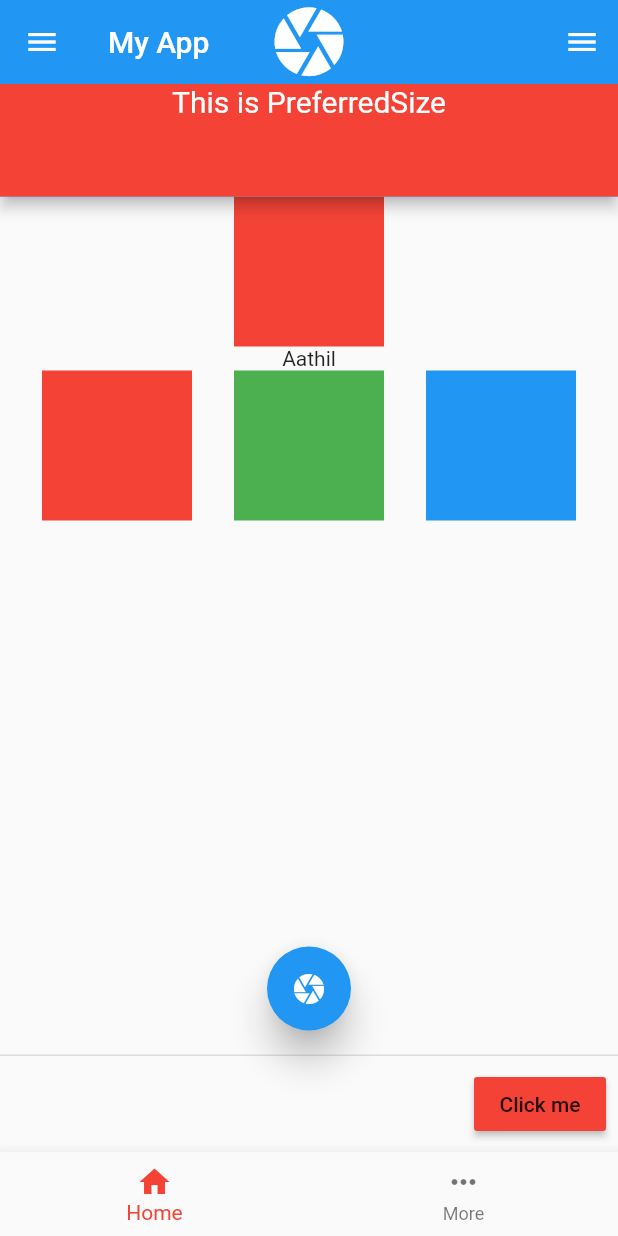
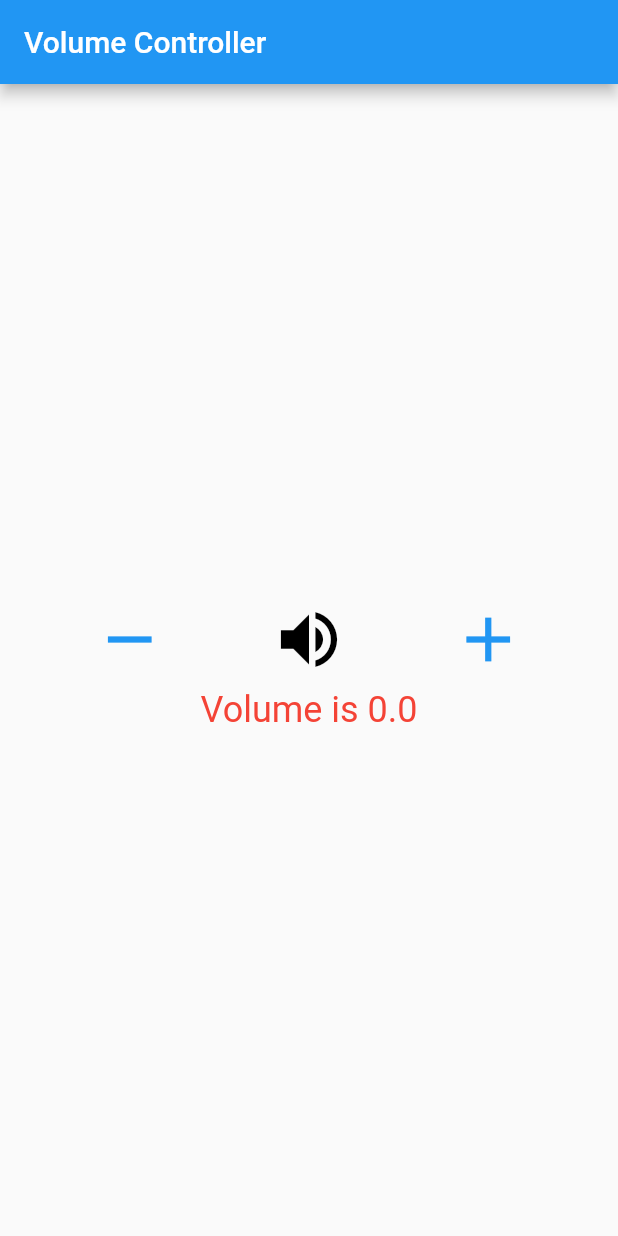
Before and after one commit to aathil-Mr-ITGuy/Teach-Flutter, a Flutter app: the screen it shows after launch, on a phone screen of 412 x 824 dp. Run offline on Flutter 3.47's test engine with Material 2 defaults, Android fonts, the phone set to English and light mode, and no system bars.

Commit message:
Flutter Volume Controller

```diff
--- a/lib/main.dart
+++ b/lib/main.dart
@@ -1,6 +1,8 @@
 import 'package:flutter/material.dart';
 
-void main() => runApp(new MaterialApp(home: new MyApp()));
+void main() {
+  runApp(new MaterialApp(home: new MyApp()));
+}
 
 class MyApp extends StatefulWidget {
   @override
@@ -8,153 +10,60 @@ class MyApp extends StatefulWidget {
 }
 
 class _MyAppState extends State<MyApp> {
+  double _volume = 0.0;
   @override
   Widget build(BuildContext context) {
     return Scaffold(
       appBar: AppBar(
-        title: Text('My App'),
-        // actions: [
-        //   IconButton(icon: Icon(Icons.search), onPressed: () {}),
-        //   // IconButton(icon: Icon(Icons.more_vert), onPressed: () {})
-        // ],
-        flexibleSpace: SafeArea(
-          child: Icon(
-            Icons.camera,
-            color: Colors.white,
-            size: 55.0,
-          ),
-        ),
-        bottom: PreferredSize(
-          preferredSize: Size.fromHeight(75.0),
-          child: Container(
-              color: Colors.red,
-              height: 75.0,
-              width: double.infinity,
-              child: Text(
-                'This is PreferredSize',
-                style: TextStyle(
-                    color: Colors.white,
-                    fontSize: 20,
-                    textBaseline: TextBaseline.ideographic),
-                textAlign: TextAlign.center,
-              )),
-        ),
+        title: Text('Volume Controller'),
       ),
-      body: Container(
-        child: Column(
-          crossAxisAlignment: CrossAxisAlignment.center,
-          children: [
-            Container(
-              height: 100,
-              width: 100,
-              color: Colors.red,
-            ),
-            Text("Aathil"),
-            Row(
+      body: Column(
+        mainAxisAlignment: MainAxisAlignment.center,
+        children: [
+          Center(
+            child: Row(
               mainAxisAlignment: MainAxisAlignment.spaceEvenly,
               children: [
-                Container(
-                  height: 100,
-                  width: 100,
-                  color: Colors.red,
+                IconButton(
+                  icon: Icon(Icons.remove),
+                  color: Colors.blue,
+                  iconSize: 50,
+                  onPressed: () {
+                    setState(() {
+                      // if (_volume != 0.0)
+                      while (_volume >= 0.1) {
+                        _volume -= 10.0;
+                      }
+                    });
+                  },
                 ),
-                Container(
-                  height: 100,
-                  width: 100,
-                  color: Colors.green,
+                IconButton(
+                  icon: Icon(Icons.volume_up),
+                  color: Colors.black,
+                  iconSize: 50,
+                  onPressed: () {},
                 ),
-                Container(
-                  height: 100,
-                  width: 100,
+                IconButton(
+                  icon: Icon(Icons.add),
                   color: Colors.blue,
-                )
-              ],
-            )
-          ],
-        ),
-      ),
-      floatingActionButton: FloatingActionButton(
-        elevation: 10.0,
-        child: Icon(Icons.camera),
-        onPressed: () {
-          print("The floating button is working");
-        },
-      ),
-      floatingActionButtonLocation: FloatingActionButtonLocation.centerFloat,
-      drawer: Drawer(
-        elevation: 10.0,
-        child: Column(
-          children: [
-            UserAccountsDrawerHeader(
-              accountName: Text('Aathil Ahamed'),
-              accountEmail: Text('pattarailk@gmail.com'),
-              currentAccountPicture: CircleAvatar(
-                backgroundColor: Colors.white,
-                child: Text(
-                  'A',
-                  style: TextStyle(fontSize: 30),
+                  iconSize: 50,
+                  onPressed: () {
+                    setState(() {
+                      _volume += 10.0;
+                    });
+                  },
                 ),
-              ),
-              otherAccountsPictures: [
-                CircleAvatar(
-                  backgroundColor: Colors.white,
-                  child: Text(
-                    'R',
-                    style: TextStyle(fontSize: 20),
-                  ),
-                )
               ],
             ),
-            ListTile(
-              title: Text("All Inbox"),
-              leading: Icon(Icons.mail),
+          ),
+          Center(
+            child: Text(
+              'Volume is $_volume',
+              style: TextStyle(fontSize: 24, color: Colors.red),
             ),
-            Divider(height: 1),
-            ListTile(
-              title: Text("Primary"),
-              leading: Icon(Icons.inbox),
-            ),
-            Divider(
-              height: 1,
-            ),
-            ListTile(
-              title: Text("Social"),
-              leading: Icon(Icons.people),
-            ),
-            Divider(
-              height: 1,
-            ),
-            ListTile(
-              title: Text("Promotions"),
-              leading: Icon(Icons.local_offer),
-            )
-          ],
-        ),
+          )
+        ],
       ),
-      persistentFooterButtons: [
-        RaisedButton(
-          child: Text("Click me"),
-          onPressed: () {
-            print("Raised Button");
-          },
-          color: Colors.red,
-        )
-      ],
-      bottomNavigationBar: BottomNavigationBar(
-        fixedColor: Colors.red,
-        items: [
-          BottomNavigationBarItem(label: 'Home', icon: Icon(Icons.home)),
-          BottomNavigationBarItem(label: 'More', icon: Icon(Icons.more_horiz))
-        ],
-        onTap: (int index) {
-          if (index.toString() == "0") {
-            print("Home");
-          } else {
-            print("More");
-          }
-        },
-      ),
-      endDrawer: Drawer(),
     );
   }
 }
```
